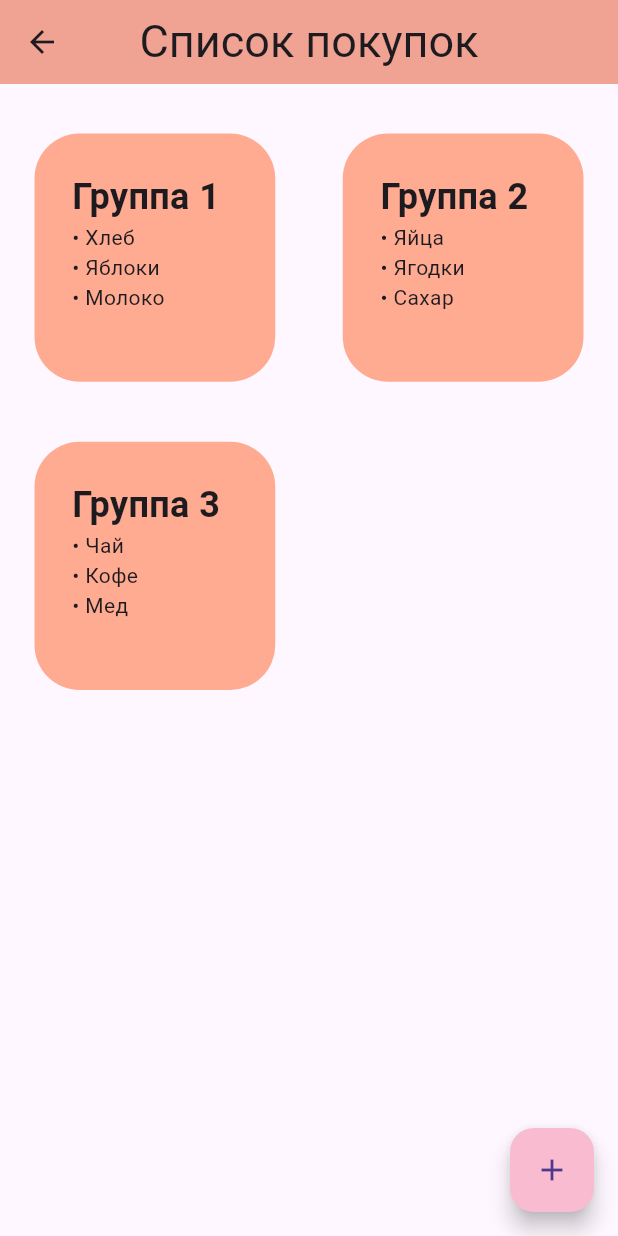
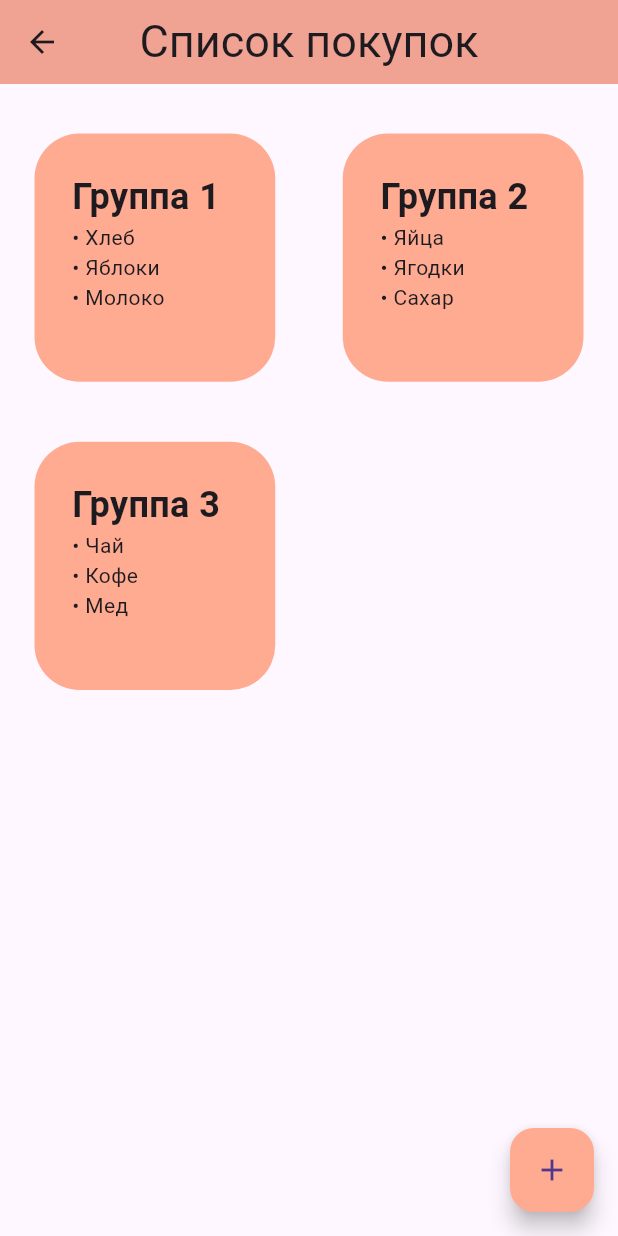
Before and after one commit to avroQ/application_stud, a Flutter app: the GroupsPage screen opened directly, on a phone screen of 412 x 824 dp. Run offline on Flutter 3.47's test engine with Material 3 defaults, Android fonts, the phone set to English and light mode, and no system bars.

Commit message:
Change color button

```diff
--- a/lib/pages/groups_page.dart
+++ b/lib/pages/groups_page.dart
@@ -117,7 +117,7 @@ Widget build(BuildContext context) {
         _showAddGroupDialog();
       },
       child: Icon(Icons.add),
-      backgroundColor: Colors.pink[100],
+      backgroundColor: Colors.deepOrange[200],
     ),
   );
 }
```
